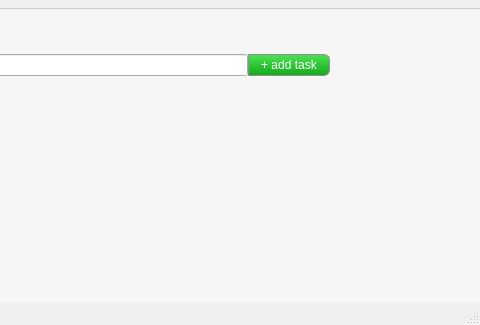
This is src/mainwindow.ui in diegoponciano/Pomotimer as Qt 5 draws it before an edit; both pictures show x 181 to 661 and y 162 to 487 of the 661 by 487 pixel window. The edited form follows.
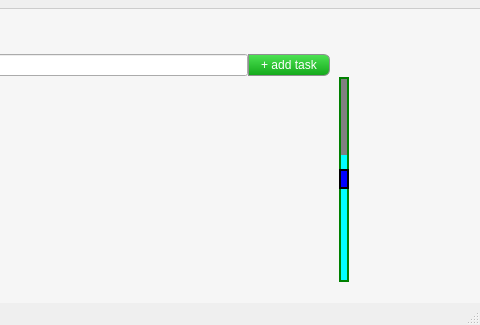
This is the edited form.

Commit message: added styled scroll to tasks

```diff
--- a/src/mainwindow.ui
+++ b/src/mainwindow.ui
@@ -306,20 +306,103 @@
         </item>
        </layout>
       </widget>
-      <widget class="QWidget" name="verticalLayoutWidget">
+      <widget class="QScrollArea" name="scrollArea">
        <property name="geometry">
         <rect>
-         <x>140</x>
-         <y>54</y>
-         <width>371</width>
-         <height>16</height>
+         <x>131</x>
+         <y>45</y>
+         <width>399</width>
+         <height>205</height>
         </rect>
        </property>
-       <layout class="QVBoxLayout" name="TasksVertical">
-        <property name="spacing">
-         <number>2</number>
+       <property name="styleSheet">
+        <string notr="true">QWidget { background-color: #F6F6F6; }
+QScrollBar:vertical {
+     border: 2px solid green;
+     background: cyan;
+     width: 10px;
+     margin: 0px 0px 0 0px;
+ }
+
+ QScrollBar::handle:vertical {
+     background: gray;
+     min-height: 20px;
+ }
+
+ QScrollBar::add-line:vertical {
+     background: blue;
+     height: 16px;
+     subcontrol-position: right;
+     subcontrol-origin: margin;
+     border: 2px solid black;
+ }
+
+ QScrollBar::sub-line:vertical {
+     background: magenta;
+     height: 16px;
+     subcontrol-position: top right;
+     subcontrol-origin: margin;
+     border: 2px solid black;
+     position: absolute;
+     right: 20px;
+ }
+
+ QScrollBar:left-arrow:horizontal, QScrollBar::right-arrow:horizontal {
+     width: 3px;
+     height: 3px;
+     background: pink;
+ }
+
+ QScrollBar::add-page:horizontal, QScrollBar::sub-page:horizontal {
+     background: none;
+ }</string>
+       </property>
+       <property name="frameShape">
+        <enum>QFrame::NoFrame</enum>
+       </property>
+       <property name="widgetResizable">
+        <bool>true</bool>
+       </property>
+       <widget class="QWidget" name="scrollAreaWidgetContents">
+        <property name="geometry">
+         <rect>
+          <x>0</x>
+          <y>0</y>
+          <width>389</width>
+          <height>538</height>
+         </rect>
         </property>
-       </layout>
+        <property name="autoFillBackground">
+         <bool>false</bool>
+        </property>
+        <layout class="QVBoxLayout" name="verticalLayout_2">
+         <item>
+          <widget class="QWidget" name="TaskListWidget" native="true">
+           <property name="minimumSize">
+            <size>
+             <width>300</width>
+             <height>520</height>
+            </size>
+           </property>
+           <widget class="QWidget" name="verticalLayoutWidget">
+            <property name="geometry">
+             <rect>
+              <x>0</x>
+              <y>0</y>
+              <width>371</width>
+              <height>16</height>
+             </rect>
+            </property>
+            <layout class="QVBoxLayout" name="TasksVertical">
+             <property name="spacing">
+              <number>2</number>
+             </property>
+            </layout>
+           </widget>
+          </widget>
+         </item>
+        </layout>
+       </widget>
       </widget>
      </widget>
      <widget class="QWidget" name="HistoryTab">
```
The commit also changes 1 other file.
